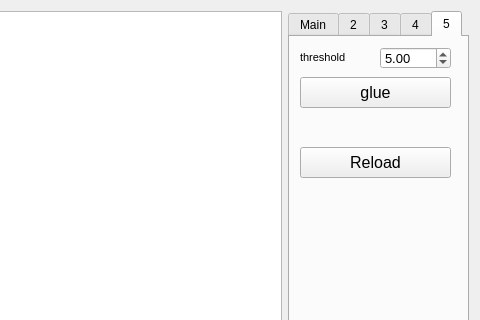
faystmax/ComputerVision, file Gui/mainwindow.ui: the form before one commit; both pictures show x 662 to 1142 and y 0 to 320 of the 1142 by 595 pixel window.
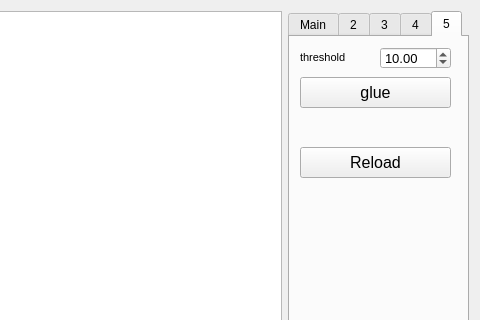
The form after the commit. Icons and pictures are not drawn.

Diff of the .ui file:
```diff
--- a/Gui/mainwindow.ui
+++ b/Gui/mainwindow.ui
@@ -1178,7 +1178,7 @@
          <double>0.100000000000000</double>
         </property>
         <property name="value">
-         <double>5.000000000000000</double>
+         <double>10.000000000000000</double>
         </property>
        </widget>
        <widget class="QPushButton" name="reloadPanoramButton">
```
